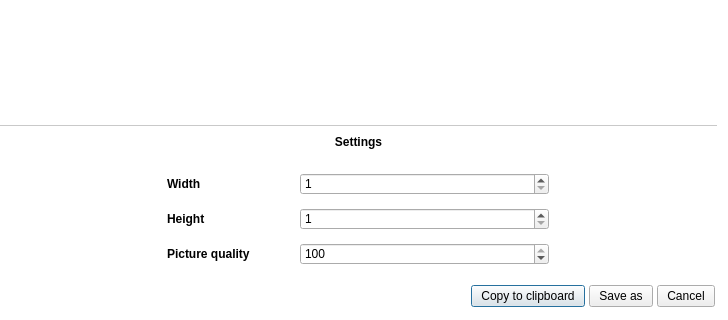
This is library/tulip-gui/designer/SnapshotDialog.ui in Tulip-Dev/tulip as Qt 5 draws it before an edit; both pictures show x 0 to 728 and y 214 to 534 of the 728 by 534 pixel window. The edited form follows.
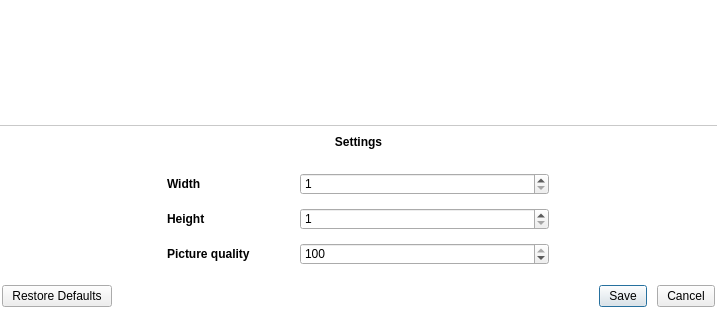
This is the edited form. Icons and pictures are not drawn.

Commit message: Change the order of the file format to have the default one first (selectedfilter not working on KDE for instance) Change the default format to png use buttonbox instead of qpushbuttons and some code cleaning Use buttonbox to add a reset button

```diff
--- a/library/tulip-gui/designer/SnapshotDialog.ui
+++ b/library/tulip-gui/designer/SnapshotDialog.ui
@@ -303,46 +303,11 @@
     </widget>
    </item>
    <item>
-    <layout class="QHBoxLayout" name="horizontalLayout">
-     <item>
-      <spacer name="horizontalSpacer">
-       <property name="orientation">
-        <enum>Qt::Horizontal</enum>
-       </property>
-       <property name="sizeHint" stdset="0">
-        <size>
-         <width>40</width>
-         <height>20</height>
-        </size>
-       </property>
-      </spacer>
-     </item>
-     <item>
-      <widget class="QPushButton" name="copybutton">
-       <property name="text">
-        <string>Copy to clipboard</string>
-       </property>
-       <property name="icon">
-        <iconset resource="../resources/TulipGUIResource.qrc">
-         <normaloff>:/tulip/gui/icons/16/clipboard.png</normaloff>:/tulip/gui/icons/16/clipboard.png</iconset>
-       </property>
-      </widget>
-     </item>
-     <item>
-      <widget class="QPushButton" name="okButton">
-       <property name="text">
-        <string>Save as</string>
-       </property>
-      </widget>
-     </item>
-     <item>
-      <widget class="QPushButton" name="cancelButton">
-       <property name="text">
-        <string>Cancel</string>
-       </property>
-      </widget>
-     </item>
-    </layout>
+    <widget class="QDialogButtonBox" name="buttonBox">
+     <property name="standardButtons">
+      <set>QDialogButtonBox::Cancel|QDialogButtonBox::RestoreDefaults|QDialogButtonBox::Save</set>
+     </property>
+    </widget>
    </item>
   </layout>
  </widget>
```
Left out of the diff: 35 changed lines with no effect on the pictures. The commit also changes 2 other files.
